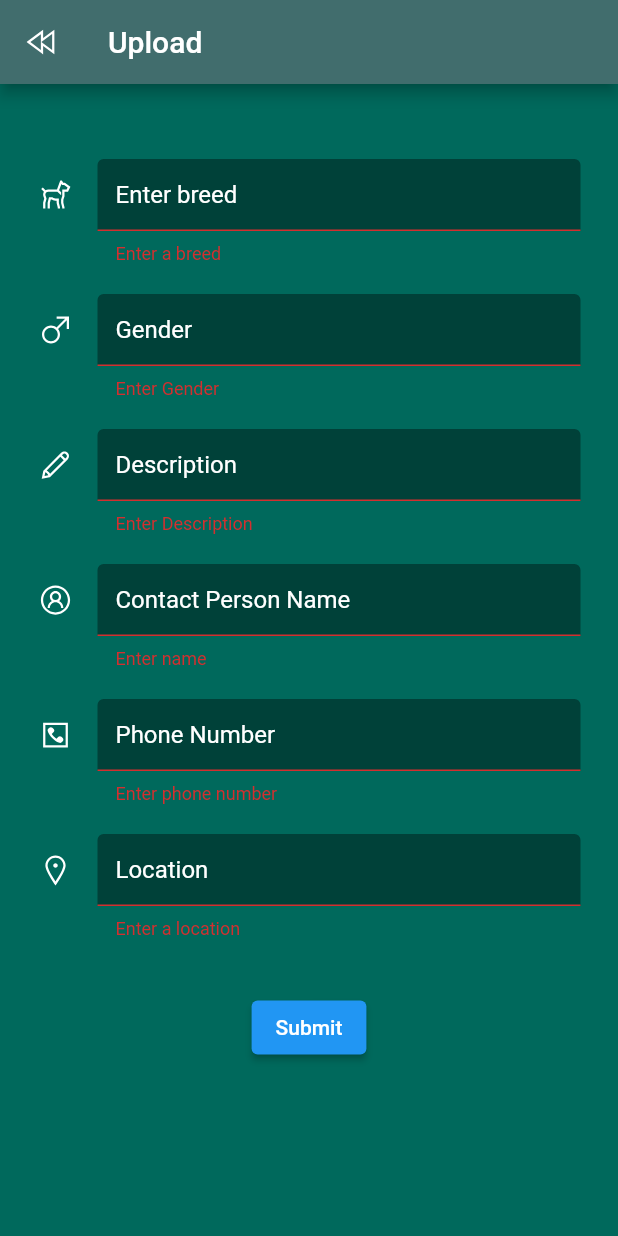
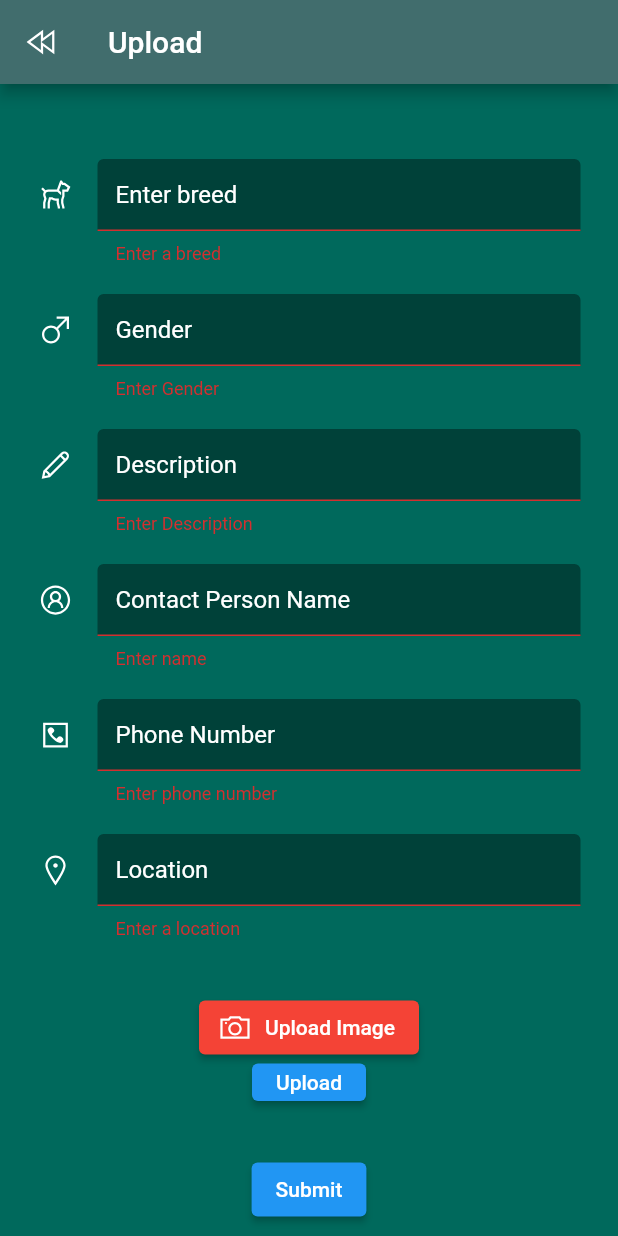
Before and after one commit to sungkd/DemoApp, a Flutter app: the UploadForm screen opened directly, after a tap on "Submit", on a phone screen of 412 x 824 dp. Run offline on Flutter 3.47's test engine with Material 2 defaults, Android fonts, the phone set to English and light mode, and no system bars; our stand-ins replace cloud_firestore, firebase_auth, firebase_core, firebase_storage, flutter_spinkit, image_picker and 1 more; accounts and stored records are empty; network calls fail.

Commit message:
Image upload and retrieve
1. Added logic to upload image on firebase
2. User can upload image while creating a new record
3. User uploaded image will be shown in the list

```diff
--- a/lib/home/datatile.dart
+++ b/lib/home/datatile.dart
@@ -21,7 +21,8 @@ class DataTile extends StatelessWidget {
           margin: EdgeInsets.fromLTRB(20.0, 6.0, 20.0, 0),
           child: ListTile(
             leading: CircleAvatar(
-              backgroundImage: AssetImage('assets/dog1.jpg'),
+              // backgroundImage: AssetImage('assets/dog1.jpg'),
+              backgroundImage: NetworkImage(dbData.imgUrl),
               radius: 25.0,
               backgroundColor: Colors.white,
             ),
--- a/lib/home/update_form.dart
+++ b/lib/home/update_form.dart
@@ -97,7 +97,7 @@ class _UpdateFormState extends State<UpdateForm> {
                               uploadData1.breed, uploadData1.gender, _currentName ?? uploadData1.description,
                               uploadData1.name, uploadData1.phone, uploadData1.location,
                               _currentstatus ?? uploadData1.status,
-                              getuser.uid);
+                              getuser.uid, uploadData1.imgUrl);
                           Navigator.pop(context);
                           Navigator.pop(context);
                         }
--- a/lib/home/updateform_bck.dart
+++ b/lib/home/updateform_bck.dart
@@ -93,7 +93,7 @@ class _UpdateFormState extends State<UpdateForm> {
                              'Indie', 'Female', _currentName ?? uploadData1.description,
                              'Sunny', 12345678, 'Mumbai',
                              _currentstatus ?? uploadData1.status,
-                           getuser.uid);
+                           getuser.uid, uploadData1.imgUrl);
                          Navigator.pop(context);
                        }
                        // print(_currentName);
--- a/lib/modals/fetchdata.dart
+++ b/lib/modals/fetchdata.dart
@@ -4,10 +4,11 @@ class DispData {
   final int phone;
   final dynamic userId;
   final dynamic uid;
+  final dynamic imgUrl;
 
   DispData({
     this.breed, this.gender, this.description,
     this.name, this.phone, this.location,
-    this.status, this.userId, this.uid
+    this.status, this.userId, this.uid, this.imgUrl
   });
 }
--- a/lib/modals/user.dart
+++ b/lib/modals/user.dart
@@ -16,10 +16,11 @@ class UploadData1 {
   final String status;
   final int phone;
   final dynamic userId;
+  final dynamic imgUrl;
 
   //UploadData1({this.uid, this.breed,this.gender,this.description,this.name,this.phone,
   UploadData1({this.uid, this.breed,this.gender,this.description,this.name,this.phone,
-    this.location,this.status, this.userId});
+    this.location,this.status, this.userId, this.imgUrl});
 }
 
 
@@ -29,9 +30,11 @@ class GetUidOfDocument {
   final int phone;
   final dynamic userId;
   final dynamic uid;
+  final dynamic imgUrl;
 
 
   GetUidOfDocument({this.breed, this.gender, this.description, this.name,
-    this.location, this.status, this.phone, this.userId, this.uid});
+    this.location, this.status, this.phone, this.userId, this.uid,
+    this.imgUrl});
 
 }
--- a/lib/screens/upload_form.dart
+++ b/lib/screens/upload_form.dart
@@ -1,9 +1,14 @@
+import 'dart:io';
 import 'package:flutter/material.dart';
 import 'package:cloud_firestore/cloud_firestore.dart';
+import 'package:fluuter_provider/services/database.dart';
 import 'package:line_icons/line_icons.dart';
 import 'package:fluuter_provider/constants/decorate.dart';
 import 'package:fluuter_provider/modals/user.dart';
 import 'package:provider/provider.dart';
+import 'package:firebase_storage/firebase_storage.dart';
+import 'package:image_picker/image_picker.dart';
+import 'package:path/path.dart' as path;
 
 
 class UploadForm extends StatefulWidget {
@@ -19,13 +24,44 @@ class _UploadFormState extends State<UploadForm> {
   String _gender = '';
   String _description = '';
   String _phone = '';
+  String url = '';
+
 
   final List<String> petBreed = ['Indie', 'Mixed', 'Pure'];
   final List<String> petGender = ['Male', 'Female'];
 
+  final _formKey = GlobalKey<FormState>();
+
+  PickedFile pickedImage;
+  File _image;
+  File imageFile;
+  String fileName = '';
+
+  Future getImage(String _gallery) async {
 
 
-  final _formKey = GlobalKey<FormState>();
+    final picker = ImagePicker();
+
+    if(_gallery == 'gallery') {
+      pickedImage = await picker.getImage(source: ImageSource.gallery);
+    }
+     fileName = path.basename(pickedImage.path);
+     imageFile = File(pickedImage.path);
+
+    setState(() {
+      _image = imageFile;
+
+    });
+    print('$fileName');
+    print('$imageFile');
+
+  }
+
+  getImageURL({String name}) async {
+    url  = await FirebaseStorage.instance.ref(fileName).getDownloadURL();
+    print('$url');
+  }
+
 
   String _value = '';
   @override
@@ -33,6 +69,8 @@ class _UploadFormState extends State<UploadForm> {
 
     final getuser = Provider.of<UserData>(context);
     final CollectionReference petData = FirebaseFirestore.instance.collection('Data');
+    FirebaseStorage storage = FirebaseStorage.instance;
+
 
 
     return Scaffold(
@@ -123,10 +161,61 @@ class _UploadFormState extends State<UploadForm> {
                           },
                         ),
                         SizedBox(height: 35,),
+                        ElevatedButton.icon(
+                            label: Text('Upload Image'),
+                            icon: Icon(LineIcons.camera,),
+                            onPressed: () {
+                              print('Image button pressed');
+
+                              //Select image from gallery
+                              getImage('gallery');
+
+                            },
+                            // child: Text('Upload Image'),
+                            style: ElevatedButton.styleFrom(
+                              primary: Colors.red , //background
+                            )
+                        ),
+                        _image == null ? Container() : Image.file(_image,
+                        width: 150,
+                        height: 150,),
+                        SizedBox(height: 25,
+                        child: ElevatedButton(
+                          child: Text('Upload'),
+                          onPressed: () async {
+
+                        // await storage.ref(fileName).putFile(
+                        //         imageFile,
+                        //         SettableMetadata(customMetadata: {
+                        //           'uploaded_by': 'A bad guy',
+                        //           'description': 'Some description...'
+                        //         }));
+                        //
+                        // getImageURL();
+
+                          },
+                        ),),
+                        SizedBox(height: 35,),
+
+                        /*Display Selected image
+                        * _image == null ? Container() : Image.file(_image,),
+                        * */
+
                         ElevatedButton(
                             child: Text('Submit'),
                           onPressed: () async {
                             if(_formKey.currentState.validate()) {
+
+                              await storage.ref(fileName).putFile(
+                                  imageFile,
+                                  SettableMetadata(customMetadata: {
+                                    'uploaded_by': 'A bad guy',
+                                    'description': 'Some description...'
+                                  }));
+
+                              url  = await FirebaseStorage.instance.ref(fileName).getDownloadURL();
+
+                              print('out $url');
 
                               petData.doc().set( {
                                 'breed': _breed,
@@ -137,7 +226,10 @@ class _UploadFormState extends State<UploadForm> {
                                 'location': _location,
                                 'status': 'Not Adopted',
                                 'userId': getuser.uid,
+                                'imgUrl': url,
+
                               });
+
                               Navigator.pop(context);
 
                               // print(_breed);
@@ -159,6 +251,7 @@ class _UploadFormState extends State<UploadForm> {
                       ],
                     ),
                   ),
+
                 ],
               ),
             ),
--- a/pubspec.yaml
+++ b/pubspec.yaml
@@ -41,6 +41,9 @@ dependencies:
   intent:
   reactive_forms: ^9.0.2
   dropdown_search: ^0.5.0
+  image_picker: ^0.6.7+22
+  firebase_storage: ^7.0.0
+  path: ^1.8.0
   #flutter_form_builder: ^3.14.1
 
 dev_dependencies:
```
Also changed, not shown: lib/screens/pet_detail.dart (+3 -4 lines), lib/services/database.dart (+23 -61 lines), pubspec.lock.
